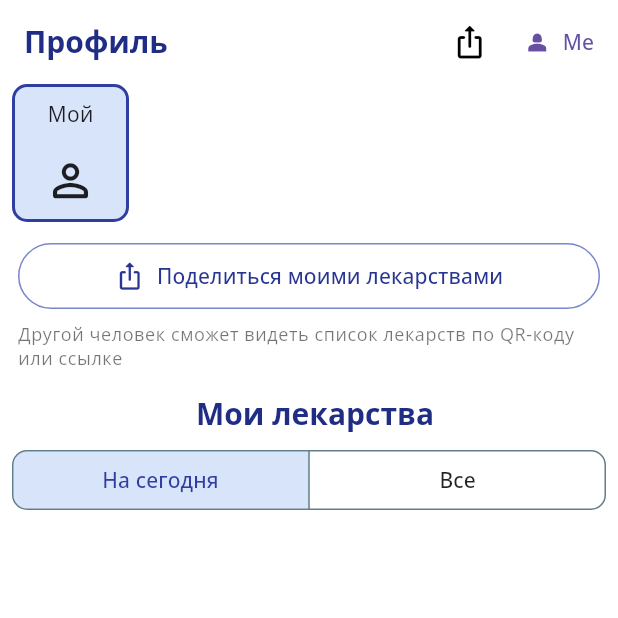
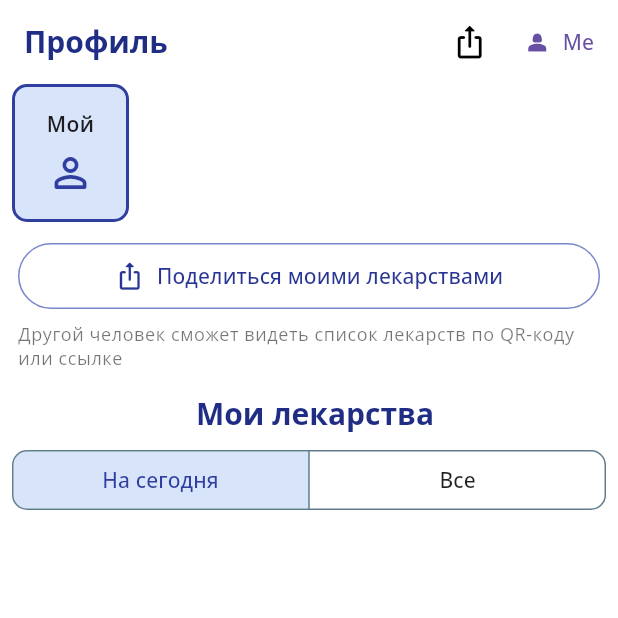
Before and after one commit to AlexGolovinov/pillura_med, a Flutter app: the ProfilePage screen opened by its route, after a tap on "Мой", on a phone screen of 412 x 824 dp, the top half of it. Run offline on Flutter 3.47's test engine with Material 3 defaults, Android fonts, the phone set to English and light mode, and no system bars; our stand-ins replace cloud_firestore, copy_with_extension, dartz, equatable, firebase_auth, firebase_core and 12 more; accounts and stored records are empty; generated files the repository leaves out were written again.

Commit message:
Красота

```diff
--- /dev/null
+++ b/lib/core/theme/profile_link_colors.dart
@@ -0,0 +1,24 @@
+import 'package:flutter/material.dart';
+
+/// Цвета профилей по типу связи (share / ward / свой).
+abstract final class ProfileLinkColors {
+  // Share — по коду (зелёная ветка)
+  static const shareCardBackground = Color(0xFFEEF6D8);
+  static const shareBorder = Color(0xFF5B8C3E);
+  static const shareBorderSelected = Color(0xFF3D6B28);
+  static const shareProfileSelectedBg = Color(0xFFE0EDCF);
+  static const shareIcon = Color(0xFF5B8C3E);
+
+  // Ward — подопечный (оранжевая ветка)
+  static const wardCardBackground = Color(0xFFFFF0E5);
+  static const wardBorder = Color(0xFFE8913A);
+  static const wardBorderSelected = Color(0xFFC76B12);
+  static const wardProfileSelectedBg = Color(0xFFFFE8CC);
+  static const wardIcon = Color(0xFFE8913A);
+
+  // Свой профиль (синяя ветка)
+  static const ownBorder = Color(0xFF3F51B5);
+  static const ownBorderSelected = Color(0xFF303F9F);
+  static const ownProfileSelectedBg = Color(0xFFD7E4FA);
+  static const ownIcon = Color(0xFF5C6BC0);
+}
--- a/lib/presentation/pages/add_person/menu_add_person.dart
+++ b/lib/presentation/pages/add_person/menu_add_person.dart
@@ -2,6 +2,7 @@ import 'package:flutter/material.dart';
 import 'package:flutter_riverpod/flutter_riverpod.dart';
 import 'package:go_router/go_router.dart';
 import 'package:pillura_med/core/app_snackbar.dart';
+import 'package:pillura_med/core/theme/profile_link_colors.dart';
 import 'package:pillura_med/presentation/providers/auth_providers.dart';
 
 /// Экран выбора: добавить по коду / подопечного (вкладка «Добавить»).
@@ -9,8 +10,6 @@ class MenuAddPerson extends ConsumerWidget {
   const MenuAddPerson({super.key});
 
   static const Color _brand = Color(0xFF202D85);
-  static const Color _limeCard = Color(0xFFEEF6D8);
-  static const Color _borderLight = Color(0xFFE5E5E5);
 
   @override
   Widget build(BuildContext context, WidgetRef ref) {
@@ -22,7 +21,6 @@ class MenuAddPerson extends ConsumerWidget {
         ? 'Войдите в аккаунт с email, чтобы добавлять или принимать приглашения'
         : 'Это действие сейчас недоступно';
 
-
     return Scaffold(
       backgroundColor: Colors.white,
       appBar: AppBar(title: const Text('Добавить'), centerTitle: true),
@@ -33,12 +31,15 @@ class MenuAddPerson extends ConsumerWidget {
             crossAxisAlignment: CrossAxisAlignment.start,
             children: [
               _AddOptionCard(
-                backgroundColor: _limeCard,
+                backgroundColor: ProfileLinkColors.shareCardBackground,
+                borderColor: ProfileLinkColors.shareBorder,
                 icon: Icons.qr_code_2_rounded,
-                iconColor: _brand,
-                title: 'Другого человека По коду',
+                iconColor: ProfileLinkColors.shareBorder,
+                title: 'Другого человека по коду',
                 subtitle:
-                    'У меня есть код / qr, которым со мной поделился другой человек',
+                    'У меня есть код или QR, которым со мной поделился другой человек',
+                profileColorHint:
+                    'В профиле — зелёная рамка. Передать этот доступ дальше нельзя.',
                 onTap: () {
                   if (isRestricted) {
                     AppSnackBar.show(context, restrictedMessage);
@@ -52,12 +53,15 @@ class MenuAddPerson extends ConsumerWidget {
               ),
               const SizedBox(height: 16),
               _AddOptionCard(
-                backgroundColor: Colors.white,
+                backgroundColor: ProfileLinkColors.wardCardBackground,
+                borderColor: ProfileLinkColors.wardBorder,
                 icon: Icons.person_outline_rounded,
-                iconColor: _brand,
+                iconColor: ProfileLinkColors.wardBorder,
                 title: 'Подопечного',
                 subtitle:
-                    'Я хочу добавить человека (или питомца) о котором буду заботиться',
+                    'Человек (или питомец), о котором вы будете заботиться сами',
+                profileColorHint:
+                    'В профиле — оранжевая рамка. Этим списком лекарств можно поделиться.',
                 onTap: () {
                   if (isRestricted) {
                     AppSnackBar.show(context, restrictedMessage);
@@ -78,18 +82,22 @@ class MenuAddPerson extends ConsumerWidget {
 class _AddOptionCard extends StatelessWidget {
   const _AddOptionCard({
     required this.backgroundColor,
+    required this.borderColor,
     required this.icon,
     required this.iconColor,
     required this.title,
     required this.subtitle,
+    required this.profileColorHint,
     required this.onTap,
   });
 
   final Color backgroundColor;
+  final Color borderColor;
   final IconData icon;
   final Color iconColor;
   final String title;
   final String subtitle;
+  final String profileColorHint;
   final VoidCallback onTap;
 
   @override
@@ -107,7 +115,7 @@ class _AddOptionCard extends StatelessWidget {
           padding: const EdgeInsets.all(20),
           decoration: BoxDecoration(
             borderRadius: BorderRadius.circular(16),
-            border: Border.all(color: MenuAddPerson._borderLight),
+            border: Border.all(color: borderColor, width: 1.5),
           ),
           child: Row(
             crossAxisAlignment: CrossAxisAlignment.start,
@@ -134,6 +142,30 @@ class _AddOptionCard extends StatelessWidget {
                         height: 1.35,
                       ),
                     ),
+                    const SizedBox(height: 10),
+                    Row(
+                      crossAxisAlignment: CrossAxisAlignment.start,
+                      children: [
+                        Container(
+                          width: 12,
+                          height: 12,
+                          margin: const EdgeInsets.only(top: 3, right: 8),
+                          decoration: BoxDecoration(
+                            color: borderColor,
+                            borderRadius: BorderRadius.circular(3),
+                          ),
+                        ),
+                        Expanded(
+                          child: Text(
+                            profileColorHint,
+                            style: textTheme.bodySmall?.copyWith(
+                              color: const Color(0xFF5A5A5A),
+                              height: 1.35,
+                            ),
+                          ),
+                        ),
+                      ],
+                    ),
                   ],
                 ),
               ),
--- a/lib/presentation/pages/profile_page.dart
+++ b/lib/presentation/pages/profile_page.dart
@@ -8,6 +8,7 @@ import 'package:pillura_med/data/models/share_medications_route_data.dart';
 import 'package:pillura_med/domain/entities/user_link.dart';
 import 'package:pillura_med/domain/enums/course_duration_unit.dart';
 import 'package:pillura_med/domain/enums/dosage_type.dart';
+import 'package:pillura_med/core/theme/profile_link_colors.dart';
 import 'package:pillura_med/presentation/providers/auth_providers.dart';
 import 'package:pillura_med/presentation/providers/medication_provider.dart';
 import 'package:pillura_med/presentation/providers/repository_provider.dart';
@@ -17,6 +18,8 @@ import '../../domain/entities/intake_rec/intake_record.dart';
 import '../../domain/entities/medication.dart';
 
 enum _MedicationListFilter { today, all }
+
+enum _ProfileCardKind { own, ward, share }
 
 const _fabListBottomPadding =
     kFloatingActionButtonMargin + kMinInteractiveDimension + 8;
@@ -161,8 +164,8 @@ class _ProfilePageState extends ConsumerState<ProfilePage> {
                     children: [
                       _QrUserCard(
                         title: 'Мой',
+                        kind: _ProfileCardKind.own,
                         isSelected: isOwnProfileSelected,
-                        showShareBadge: canManageSharing,
                         onTap: () {
                           setState(_resetSelectedProfile);
                         },
@@ -179,11 +182,10 @@ class _ProfilePageState extends ConsumerState<ProfilePage> {
                           padding: const EdgeInsets.only(right: 12),
                           child: _QrUserCard(
                             title: title,
+                            kind: isWard
+                                ? _ProfileCardKind.ward
+                                : _ProfileCardKind.share,
                             isSelected: _selectedLinkedUserId == user.uid,
-                            showShareBadge:
-                                canManageSharing &&
-                                isWard &&
-                                linkedUser.canEdit,
                             onTap: () {
                               setState(() {
                                 _selectedLinkedUserId = user.uid;
@@ -201,16 +203,16 @@ class _ProfilePageState extends ConsumerState<ProfilePage> {
               },
               loading: () => _QrUserCard(
                 title: 'Мой',
+                kind: _ProfileCardKind.own,
                 isSelected: isOwnProfileSelected,
-                showShareBadge: canManageSharing,
                 onTap: () {
                   setState(_resetSelectedProfile);
                 },
               ),
               error: (_, __) => _QrUserCard(
                 title: 'Мой',
+                kind: _ProfileCardKind.own,
                 isSelected: isOwnProfileSelected,
-                showShareBadge: canManageSharing,
                 onTap: () {
                   setState(_resetSelectedProfile);
                 },
@@ -604,15 +606,61 @@ class _MedicationFilterBar extends StatelessWidget {
 class _QrUserCard extends StatelessWidget {
   const _QrUserCard({
     required this.title,
+    required this.kind,
     this.onTap,
     this.isSelected = false,
-    this.showShareBadge = false,
   });
 
   final String title;
+  final _ProfileCardKind kind;
   final VoidCallback? onTap;
   final bool isSelected;
-  final bool showShareBadge;
+
+  Color get _borderColor {
+    switch (kind) {
+      case _ProfileCardKind.own:
+        return isSelected
+            ? ProfileLinkColors.ownBorderSelected
+            : ProfileLinkColors.ownBorder;
+      case _ProfileCardKind.ward:
+        return isSelected
+            ? ProfileLinkColors.wardBorderSelected
+            : ProfileLinkColors.wardBorder;
+      case _ProfileCardKind.share:
+        return isSelected
+            ? ProfileLinkColors.shareBorderSelected
+            : ProfileLinkColors.shareBorder;
+    }
+  }
+
+  Color get _backgroundColor {
+    if (!isSelected) return Colors.white;
+    switch (kind) {
+      case _ProfileCardKind.own:
+        return ProfileLinkColors.ownProfileSelectedBg;
+      case _ProfileCardKind.ward:
+        return ProfileLinkColors.wardProfileSelectedBg;
+      case _ProfileCardKind.share:
+        return ProfileLinkColors.shareProfileSelectedBg;
+    }
+  }
+
+  Color get _iconColor {
+    switch (kind) {
+      case _ProfileCardKind.own:
+        return isSelected
+            ? ProfileLinkColors.ownBorderSelected
+            : ProfileLinkColors.ownIcon;
+      case _ProfileCardKind.ward:
+        return isSelected
+            ? ProfileLinkColors.wardBorderSelected
+            : ProfileLinkColors.wardIcon;
+      case _ProfileCardKind.share:
+        return isSelected
+            ? ProfileLinkColors.shareBorderSelected
+            : ProfileLinkColors.shareIcon;
+    }
+  }
 
   @override
   Widget build(BuildContext context) {
@@ -622,15 +670,15 @@ class _QrUserCard extends StatelessWidget {
         height: 92,
         width: 78,
         decoration: BoxDecoration(
-          color: isSelected ? const Color(0xFFD7E4FA) : Colors.white,
+          color: _backgroundColor,
           borderRadius: BorderRadius.circular(10),
           border: Border.all(
-            color: isSelected ? Colors.indigo.shade700 : Colors.indigo,
+            color: _borderColor,
             width: isSelected ? 2 : 1,
           ),
         ),
         child: Column(
-          mainAxisAlignment: MainAxisAlignment.spaceAround,
+          mainAxisAlignment: MainAxisAlignment.center,
           children: [
             Padding(
               padding: const EdgeInsets.symmetric(horizontal: 6),
@@ -638,10 +686,14 @@ class _QrUserCard extends StatelessWidget {
                 title,
                 maxLines: 1,
                 overflow: TextOverflow.ellipsis,
-                style: Theme.of(context).textTheme.bodyMedium,
+                textAlign: TextAlign.center,
+                style: Theme.of(context).textTheme.bodyMedium?.copyWith(
+                  fontWeight: FontWeight.w600,
+                ),
               ),
             ),
-            const Icon(Icons.person_outline_rounded, size: 35),
+            const SizedBox(height: 6),
+            Icon(Icons.person_outline_rounded, size: 32, color: _iconColor),
           ],
         ),
       ),
```
